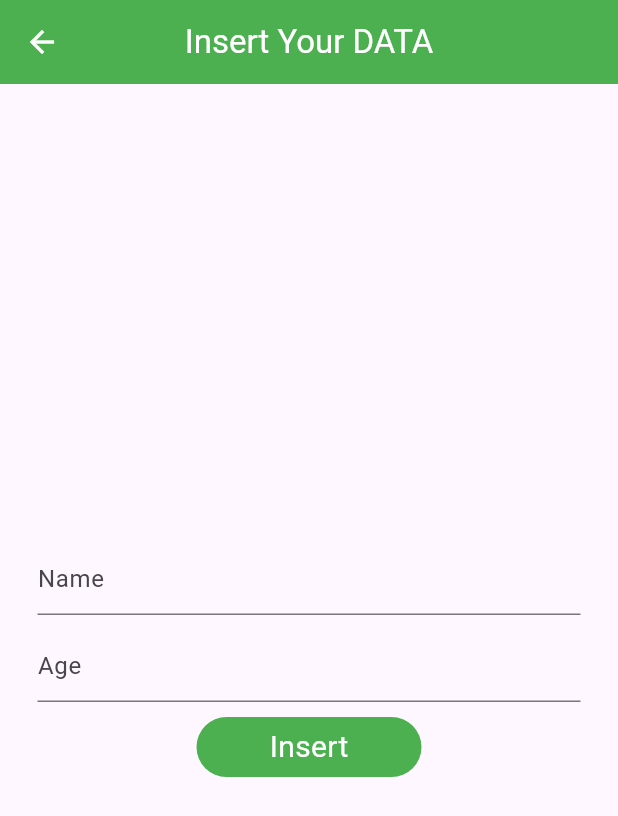
After one commit to Kumail-Raza-Bangash/sqlite_practice, a Flutter app: the screen it shows after launch, after a tap on "Create", on a phone screen of 412 x 824 dp. The commit adds this screen. Shown: the top 816 px of the screen. Run offline on Flutter 3.47's test engine with Material 3 defaults, Android fonts, the phone set to English and light mode, and no system bars; our stand-ins replace sqflite; accounts and stored records are empty.

Commit message:
Updated Code

```diff
--- /dev/null
+++ b/lib/insert_page.dart
@@ -0,0 +1,82 @@
+import 'package:flutter/material.dart';
+import 'package:sqlite_practice_01/crud_button.dart';
+import 'package:sqlite_practice_01/db_handler.dart';
+import 'package:sqlite_practice_01/model_class.dart';
+
+class InsertPage extends StatefulWidget {
+  const InsertPage({super.key});
+
+  @override
+  State<InsertPage> createState() => _InsertPageState();
+}
+
+class _InsertPageState extends State<InsertPage> {
+  final nameController = TextEditingController();
+  final ageController = TextEditingController();
+
+  @override
+  void dispose() {
+    // Dispose of the controllers when the widget is disposed.
+    nameController.dispose();
+    ageController.dispose();
+    super.dispose();
+  }
+
+  @override
+  Widget build(BuildContext context) {
+    return Scaffold(
+      appBar: AppBar(
+        backgroundColor: Colors.green,
+        foregroundColor: Colors.white,
+        centerTitle: true,
+        title: const Text("Insert Your DATA"),
+      ),
+      body: Padding(
+        padding: const EdgeInsets.all(25),
+        child: Column(
+          mainAxisAlignment: MainAxisAlignment.center,
+          crossAxisAlignment: CrossAxisAlignment.center,
+          children: [
+            TextFormField(
+              controller: nameController,
+              decoration: const InputDecoration(hintText: "Name"),
+            ),
+            const SizedBox(height: 10),
+            TextFormField(
+              controller: ageController,
+              keyboardType:
+                  TextInputType.number, // Ensures only numbers are entered
+              decoration: const InputDecoration(hintText: "Age"),
+            ),
+            const SizedBox(height: 10),
+            CRUDButton(
+              buttonName: 'Insert',
+              onTap: () async {
+                final name = nameController.text;
+                final age = int.tryParse(ageController.text);
+                if (name.isNotEmpty && age != null) {
+                  // Create a new ModelClass instance
+                  final newItem = ModelClass(name: name, age: age);
+                  // Insert the new item into the database
+                  await DbHandler().insertData(newItem);
+                  // Show a snackbar or a dialog to confirm insertion
+                  ScaffoldMessenger.of(context).showSnackBar(
+                    const SnackBar(content: Text('Data inserted successfully')),
+                  );
+                  // Optionally, clear the text fields after insertion
+                  nameController.clear();
+                  ageController.clear();
+                } else {
+                  // Show an error message if the input is invalid
+                  ScaffoldMessenger.of(context).showSnackBar(
+                    const SnackBar(content: Text('Please enter valid data')),
+                  );
+                }
+              },
+            ),
+          ],
+        ),
+      ),
+    );
+  }
+}
--- a/lib/main.dart
+++ b/lib/main.dart
@@ -11,13 +11,9 @@ class MyApp extends StatelessWidget {
   // This widget is the root of your application.
   @override
   Widget build(BuildContext context) {
-    return MaterialApp(
+    return const MaterialApp(
       title: 'Flutter Demo',
-      theme: ThemeData(
-        colorScheme: ColorScheme.fromSeed(seedColor: Colors.deepPurple),
-        useMaterial3: true,
-      ),
-      home: const HomePage(),
+      home: HomePage(),
     );
   }
 }
```
Also changed, not shown: lib/data_page.dart (+64 -12 lines), lib/edit_page.dart (added, +107 -0 lines), lib/home_page.dart (+24 -72 lines).
